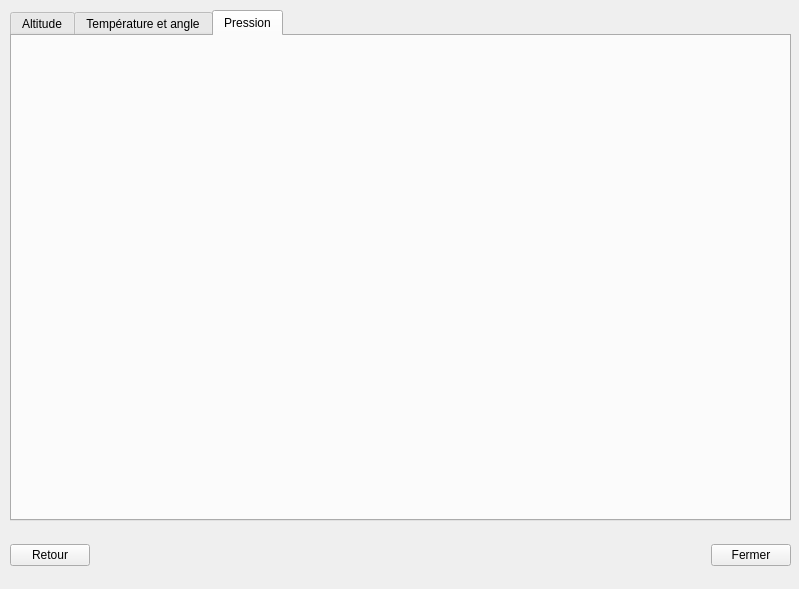
Before: the Qt Designer form Interface/analyse.ui in ul-gaul/Avionique_Software, drawn with Qt 5.
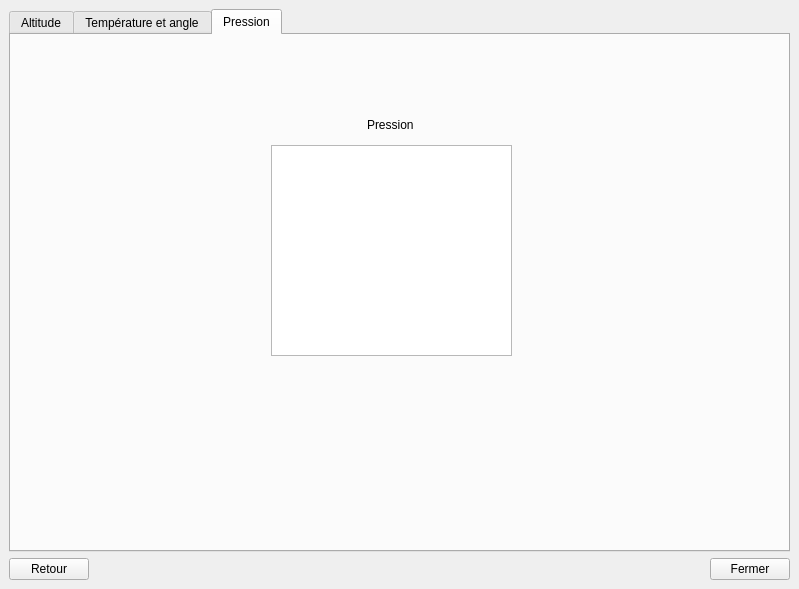
After: the same form once the commit is applied.

The edit to the form file:
```diff
--- a/Interface/analyse.ui
+++ b/Interface/analyse.ui
@@ -17,15 +17,9 @@
    <string notr="true"/>
   </property>
   <widget class="QWidget" name="centralwidget">
+   <layout class="QGridLayout" name="gridLayout_3">
+    <item row="0" column="0">
    <widget class="QTabWidget" name="postAnalysisWidget">
-    <property name="geometry">
-     <rect>
-      <x>10</x>
-      <y>10</y>
-      <width>781</width>
-      <height>511</height>
-     </rect>
-    </property>
     <property name="minimumSize">
      <size>
       <width>0</width>
@@ -384,19 +378,83 @@
      <attribute name="title">
       <string>Pression</string>
      </attribute>
-    </widget>
-   </widget>
-   <widget class="QWidget" name="horizontalLayoutWidget">
+       <widget class="QWidget" name="verticalLayoutWidget">
+        <property name="geometry">
+         <rect>
+          <x>260</x>
+          <y>110</y>
+          <width>241</width>
+          <height>211</height>
+         </rect>
+        </property>
+        <layout class="QVBoxLayout" name="verticalLayout_5">
+         <item>
+          <widget class="QGraphicsView" name="graphicsView_6"/>
+         </item>
+        </layout>
+       </widget>
+       <widget class="QWidget" name="horizontalLayoutWidget_2">
     <property name="geometry">
      <rect>
-      <x>10</x>
-      <y>530</y>
-      <width>781</width>
-      <height>51</height>
+          <x>259</x>
+          <y>79</y>
+          <width>241</width>
+          <height>21</height>
      </rect>
     </property>
     <layout class="QHBoxLayout" name="horizontalLayout_6">
      <item>
+          <spacer name="horizontalSpacer_17">
+           <property name="orientation">
+            <enum>Qt::Horizontal</enum>
+           </property>
+           <property name="sizeHint" stdset="0">
+            <size>
+             <width>40</width>
+             <height>20</height>
+            </size>
+           </property>
+          </spacer>
+         </item>
+         <item>
+          <widget class="QLabel" name="label_4">
+           <property name="text">
+            <string>Pression</string>
+           </property>
+          </widget>
+         </item>
+         <item>
+          <spacer name="horizontalSpacer_16">
+           <property name="orientation">
+            <enum>Qt::Horizontal</enum>
+           </property>
+           <property name="sizeHint" stdset="0">
+            <size>
+             <width>40</width>
+             <height>20</height>
+            </size>
+           </property>
+          </spacer>
+         </item>
+        </layout>
+       </widget>
+       <widget class="QWidget" name="verticalLayoutWidget_2">
+        <property name="geometry">
+         <rect>
+          <x>40</x>
+          <y>60</y>
+          <width>160</width>
+          <height>80</height>
+         </rect>
+        </property>
+        <layout class="QVBoxLayout" name="verticalLayout_6"/>
+       </widget>
+      </widget>
+     </widget>
+    </item>
+    <item row="1" column="0">
+     <layout class="QHBoxLayout" name="menuPush">
+      <item>
       <widget class="QPushButton" name="pushButton_2">
        <property name="text">
         <string>Retour</string>
@@ -424,7 +482,8 @@
       </widget>
      </item>
     </layout>
-   </widget>
+    </item>
+   </layout>
   </widget>
  </widget>
  <resources/>
```
Left out of the diff: 2 changed lines with no effect on the pictures. Lines whose indentation alone changed are shown as unchanged.
